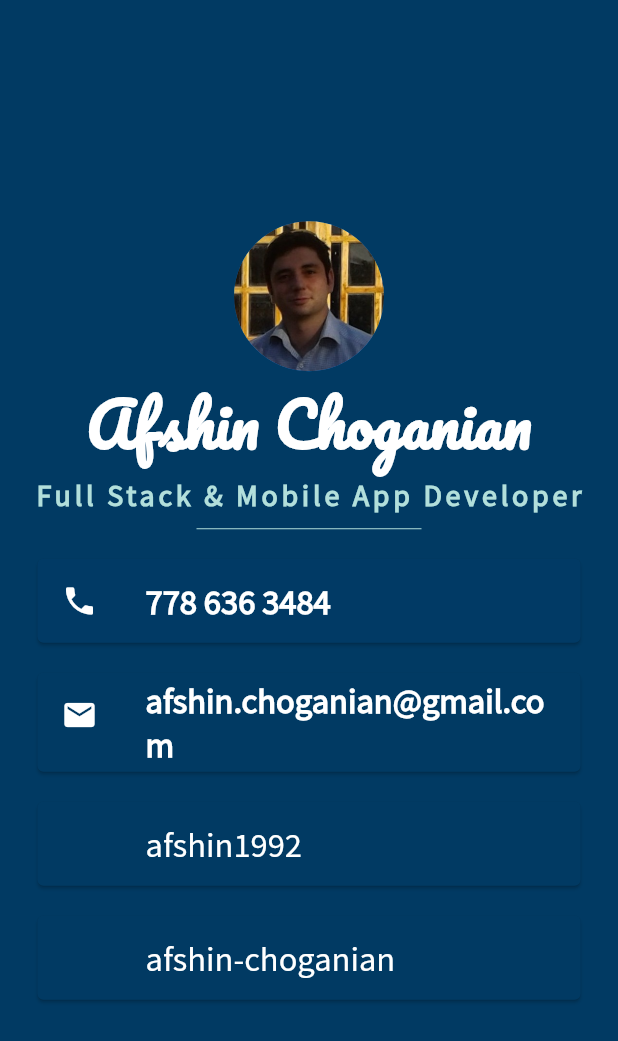
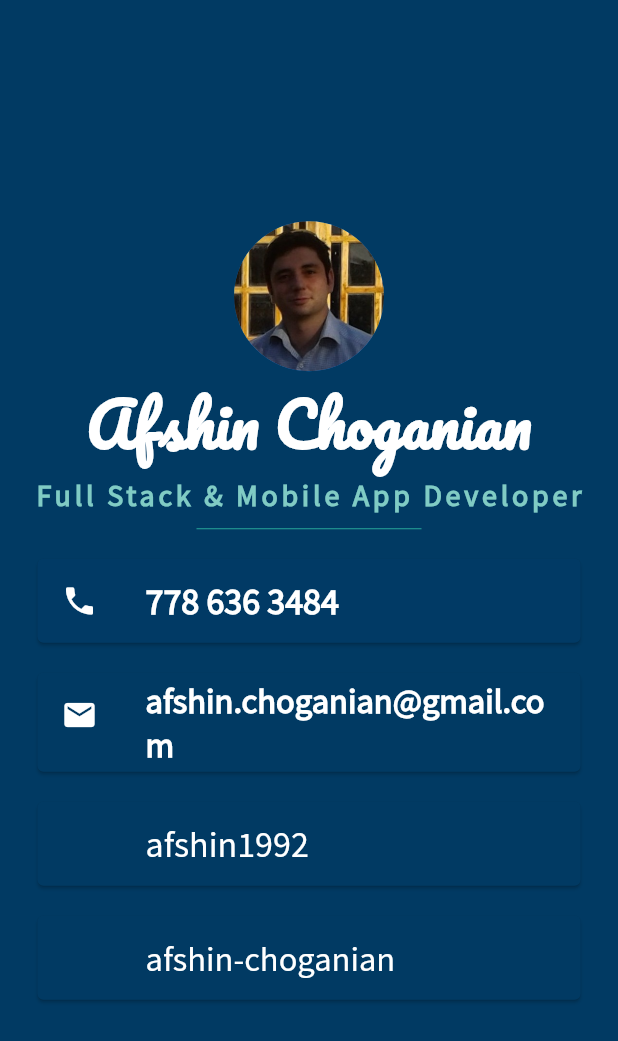
Before and after one commit to Afshin1992/BussinesCard, a Flutter app: the screen it shows after launch, on a phone screen of 412 x 824 dp. Shown: the top 1041 px of the screen. Run offline on Flutter 3.47's test engine with Material 2 defaults, Android fonts, the phone set to English and light mode, and no system bars.

Commit message:
UI improved

```diff
--- a/lib/main.dart
+++ b/lib/main.dart
@@ -25,14 +25,14 @@ class MyApp extends StatelessWidget {
                 fontFamily: 'Pacifico',
                 fontSize: 40.0,
                 color: Colors.white,
-                fontWeight: FontWeight.bold,
+                fontWeight: FontWeight.w600,
               ),
             ),
             Text(
               'Full Stack & Mobile App Developer',
               style: TextStyle(
                 fontFamily: 'Source Sans Pro',
-                color: Colors.teal.shade100,
+                color: Colors.teal.shade200,
                 fontSize: 20.0,
                 letterSpacing: 2.5,
                 fontWeight: FontWeight.bold,
@@ -42,7 +42,7 @@ class MyApp extends StatelessWidget {
               height: 20.0,
               width: 150.0,
               child: Divider(
-                color: Colors.teal.shade100,
+                color: Colors.teal.shade400,
               ),
             ),
             Card(
@@ -58,7 +58,7 @@ class MyApp extends StatelessWidget {
                     style: TextStyle(
                       color: Colors.white,
                       fontFamily: 'Source Sans Pro',
-                      fontSize: 23.0,
+                      fontSize: 24.0,
                       fontWeight: FontWeight.w600,
                     ),
                   ),
@@ -92,7 +92,7 @@ class MyApp extends StatelessWidget {
                 title: Text(
                   'afshin1992',
                   style: TextStyle(
-                      fontSize: 23.0,
+                      fontSize: 24.0,
                       fontWeight: FontWeight.w500,
                       color: Colors.white,
                       fontFamily: 'Source Sans Pro'),
```
